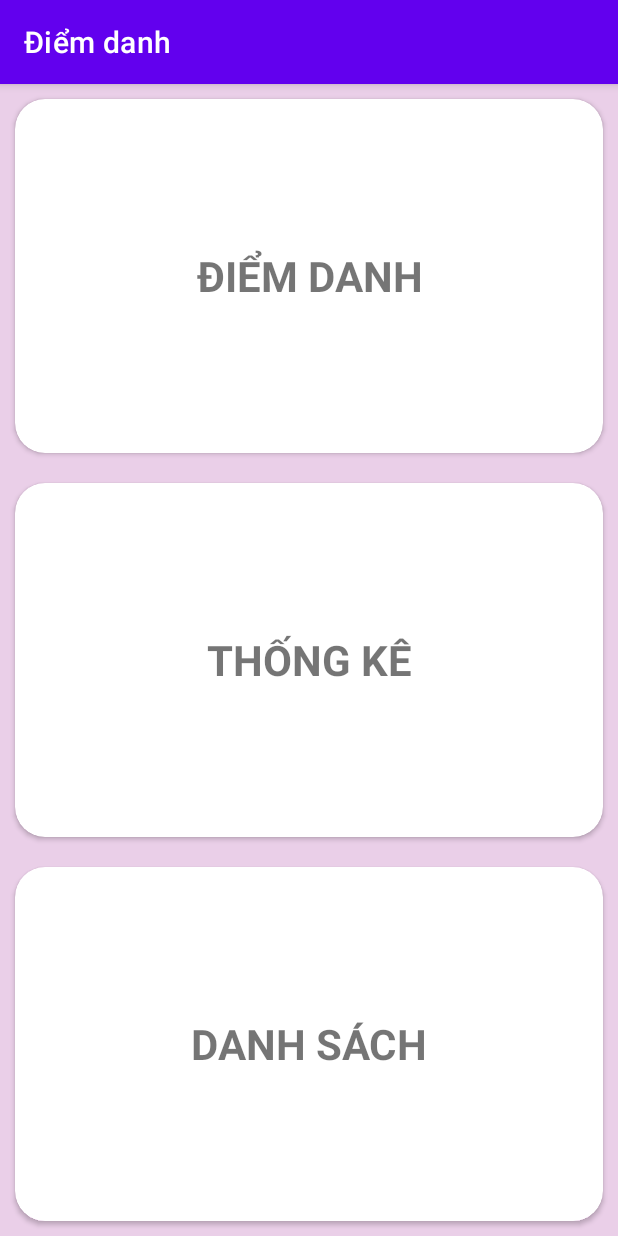
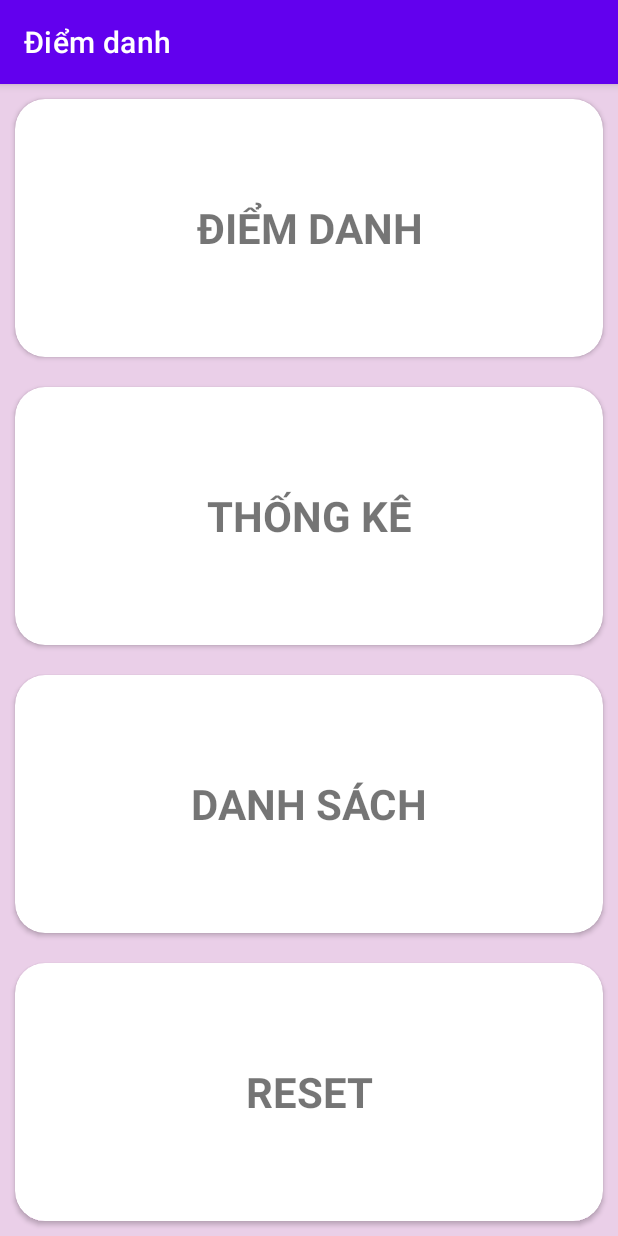
Before and after one commit to binhdev/diemdanh, an Android app: the screen it shows after launch (HomeActivity), on a phone screen of 412 x 824 dp. Run offline under Robolectric (Android 15) with nearby library versions, the phone set to English and light mode, and no system bars; our stand-ins replace Room's generated code.

Commit message:
fix statistic

```diff
--- a/app/src/main/java/vocaja/com/conversation/diemdanh/adapter/SessionAdapter.kt
+++ b/app/src/main/java/vocaja/com/conversation/diemdanh/adapter/SessionAdapter.kt
@@ -33,12 +33,12 @@ class SessionAdapter(
             var intent : Intent? = null
             if(action == Constants.ACTION_DIEMDANH){
                 intent = Intent(context, MainActivity::class.java).apply {
-                    putExtra(Constants.SESSION_ID, sessionList[0].Id)
+                    putExtra(Constants.SESSION_ID, sessionList[position].Id)
                 }
             }
             if(action == Constants.ACTION_THONGKE){
                 intent = Intent(context, StatisticActivity::class.java).apply {
-                    putExtra(Constants.SESSION_ID, sessionList[0].Id)
+                    putExtra(Constants.SESSION_ID, sessionList[position].Id)
                 }
             }
 
--- a/app/src/main/java/vocaja/com/conversation/diemdanh/data/dao/LearnerSessionDao.kt
+++ b/app/src/main/java/vocaja/com/conversation/diemdanh/data/dao/LearnerSessionDao.kt
@@ -22,4 +22,7 @@ interface LearnerSessionDao {
 
     @Insert(entity = LearnerSession::class)
     fun insert(origin: LearnerSession)
+
+    @Query("DELETE FROM learnersessions")
+    fun empty()
 }
--- a/app/src/main/res/layout/activity_home.xml
+++ b/app/src/main/res/layout/activity_home.xml
@@ -13,7 +13,9 @@
         android:layout_height="0dp"
         android:layout_weight="1"
         android:layout_margin="10dp"
-        app:cardCornerRadius="20dp">
+        app:cardCornerRadius="20dp"
+        android:clickable="true"
+        android:foreground="?attr/selectableItemBackground">
         <TextView
             android:text="@string/label_diemdanh"
             android:layout_width="match_parent"
@@ -29,7 +31,9 @@
         android:layout_height="0dp"
         android:layout_weight="1"
         android:layout_margin="10dp"
-        app:cardCornerRadius="20dp">
+        app:cardCornerRadius="20dp"
+        android:clickable="true"
+        android:foreground="?attr/selectableItemBackground">
         <TextView
             android:text="@string/label_thongke"
             android:layout_width="match_parent"
@@ -45,7 +49,9 @@
         android:layout_height="0dp"
         android:layout_weight="1"
         android:layout_margin="10dp"
-        app:cardCornerRadius="20dp">
+        app:cardCornerRadius="20dp"
+        android:clickable="true"
+        android:foreground="?attr/selectableItemBackground">
         <TextView
             android:text="@string/label_danhsach"
             android:layout_width="match_parent"
@@ -54,4 +60,21 @@
             android:textSize="28dp"
             android:gravity="center"/>
     </androidx.cardview.widget.CardView>
+    <androidx.cardview.widget.CardView
+        android:id="@+id/cv.reset"
+        android:layout_width="match_parent"
+        android:layout_height="0dp"
+        android:layout_weight="1"
+        android:layout_margin="10dp"
+        app:cardCornerRadius="20dp"
+        android:clickable="true"
+        android:foreground="?attr/selectableItemBackground">
+        <TextView
+            android:text="@string/label_reset"
+            android:layout_width="match_parent"
+            android:layout_height="match_parent"
+            android:textStyle="bold"
+            android:textSize="28dp"
+            android:gravity="center"/>
+    </androidx.cardview.widget.CardView>
 </LinearLayout>
--- a/app/src/main/res/layout/session_item.xml
+++ b/app/src/main/res/layout/session_item.xml
@@ -15,7 +15,8 @@
     <LinearLayout
         android:layout_width="match_parent"
         android:layout_height="wrap_content"
-        android:orientation="vertical">
+        android:orientation="vertical"
+        android:foreground="?attr/selectableItemBackground">>
 
         <!--on below line we are creating
             a simple image view-->
--- a/app/src/main/res/values/strings.xml
+++ b/app/src/main/res/values/strings.xml
@@ -8,6 +8,7 @@
     <string name="label_diemdanh">ĐIỂM DANH</string>
     <string name="label_thongke">THỐNG KÊ</string>
     <string name="label_danhsach">DANH SÁCH</string>
+    <string name="label_reset">RESET</string>
 
     <string name="label_co">Có</string>
     <string name="label_vang">Vắng</string>
```
Also changed, not shown: app/src/main/java/vocaja/com/conversation/diemdanh/HomeActivity.kt (+24 -8 lines).
